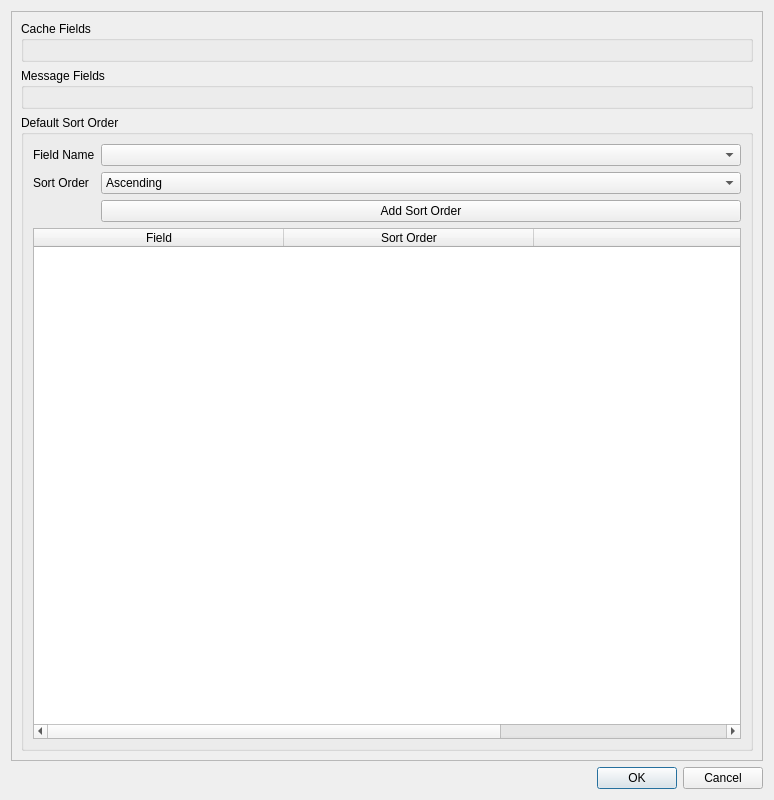
praveen-14/XMLGenerator, file XMLGenerator/UpdateMetaDataWindow.ui: the form before one commit.
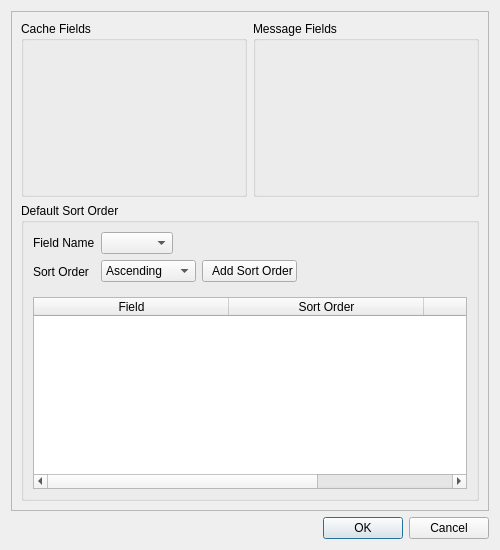
The form after the commit. Icons and pictures are not drawn.

Patch:
```diff
--- a/XMLGenerator/UpdateMetaDataWindow.ui
+++ b/XMLGenerator/UpdateMetaDataWindow.ui
@@ -6,10 +6,16 @@
    <rect>
     <x>0</x>
     <y>0</y>
-    <width>774</width>
-    <height>800</height>
+    <width>500</width>
+    <height>550</height>
    </rect>
   </property>
+  <property name="sizePolicy">
+   <sizepolicy hsizetype="Fixed" vsizetype="Fixed">
+    <horstretch>0</horstretch>
+    <verstretch>0</verstretch>
+   </sizepolicy>
+  </property>
   <property name="windowTitle">
    <string>Update Meta Data</string>
   </property>
@@ -24,8 +30,8 @@
        <rect>
         <x>0</x>
         <y>0</y>
-        <width>754</width>
-        <height>753</height>
+        <width>480</width>
+        <height>503</height>
        </rect>
       </property>
       <layout class="QGridLayout" name="gridLayout_3">
@@ -37,7 +43,7 @@
          <layout class="QFormLayout" name="cacheFieldsFormLayout"/>
         </widget>
        </item>
-       <item row="1" column="0">
+       <item row="0" column="1">
         <widget class="QGroupBox" name="messageFields">
          <property name="title">
           <string>Message Fields</string>
@@ -45,13 +51,13 @@
          <layout class="QFormLayout" name="messageFieldsFormLayout"/>
         </widget>
        </item>
-       <item row="2" column="0">
+       <item row="2" column="0" colspan="2">
         <widget class="QGroupBox" name="defaultSortOrder">
          <property name="title">
           <string>Default Sort Order</string>
          </property>
          <layout class="QGridLayout" name="gridLayout_2">
-          <item row="0" column="0">
+          <item row="1" column="0">
            <layout class="QFormLayout" name="formLayout">
             <item row="0" column="0">
              <widget class="QLabel" name="fieldNameLabel">
@@ -61,7 +67,14 @@
              </widget>
             </item>
             <item row="0" column="1">
-             <widget class="QComboBox" name="fieldNameComboBox"/>
+             <widget class="QComboBox" name="fieldNameComboBox">
+              <property name="sizePolicy">
+               <sizepolicy hsizetype="Fixed" vsizetype="Fixed">
+                <horstretch>0</horstretch>
+                <verstretch>0</verstretch>
+               </sizepolicy>
+              </property>
+             </widget>
             </item>
             <item row="1" column="0">
              <widget class="QLabel" name="sortOrderLabel">
@@ -71,7 +84,40 @@
              </widget>
             </item>
             <item row="1" column="1">
+             <widget class="QWidget" name="widget" native="true">
+              <property name="sizePolicy">
+               <sizepolicy hsizetype="Fixed" vsizetype="Fixed">
+                <horstretch>0</horstretch>
+                <verstretch>0</verstretch>
+               </sizepolicy>
+              </property>
+              <property name="minimumSize">
+               <size>
+                <width>0</width>
+                <height>0</height>
+               </size>
+              </property>
+              <layout class="QHBoxLayout" name="horizontalLayout">
+               <property name="leftMargin">
+                <number>0</number>
+               </property>
+               <property name="topMargin">
+                <number>0</number>
+               </property>
+               <property name="rightMargin">
+                <number>0</number>
+               </property>
+               <property name="bottomMargin">
+                <number>9</number>
+               </property>
+               <item>
              <widget class="QComboBox" name="sortOrderComboBox">
+                 <property name="sizePolicy">
+                  <sizepolicy hsizetype="Fixed" vsizetype="Fixed">
+                   <horstretch>0</horstretch>
+                   <verstretch>0</verstretch>
+                  </sizepolicy>
+                 </property>
               <property name="currentText">
                <string>Ascending</string>
               </property>
@@ -90,23 +136,42 @@
               </item>
              </widget>
             </item>
-            <item row="2" column="1">
+               <item>
              <widget class="QPushButton" name="addSortOrderButton">
               <property name="text">
-               <string>Add Sort Order</string>
-              </property>
+                  <string>  Add Sort Order</string>
+                 </property>
+                 <property name="icon">
+                  <iconset resource="res.qrc">
+                   <normaloff>:/icons/800px_COLOURBOX5697436.png</normaloff>:/icons/800px_COLOURBOX5697436.png</iconset>
+                 </property>
              </widget>
             </item>
            </layout>
-          </item>
-          <item row="1" column="0">
+             </widget>
+            </item>
+           </layout>
+          </item>
+          <item row="2" column="0" colspan="2">
            <widget class="QTableWidget" name="tableWidget">
+            <property name="sizePolicy">
+             <sizepolicy hsizetype="Preferred" vsizetype="Preferred">
+              <horstretch>0</horstretch>
+              <verstretch>0</verstretch>
+             </sizepolicy>
+            </property>
             <attribute name="horizontalHeaderDefaultSectionSize">
-             <number>250</number>
+             <number>195</number>
+            </attribute>
+            <attribute name="horizontalHeaderMinimumSectionSize">
+             <number>40</number>
             </attribute>
             <attribute name="horizontalHeaderStretchLastSection">
              <bool>true</bool>
             </attribute>
+            <attribute name="verticalHeaderDefaultSectionSize">
+             <number>30</number>
+            </attribute>
             <column>
              <property name="text">
               <string>Field</string>
```
Left out of the diff: 4 changed lines with no effect on the pictures. Lines whose indentation alone changed are shown as unchanged.
